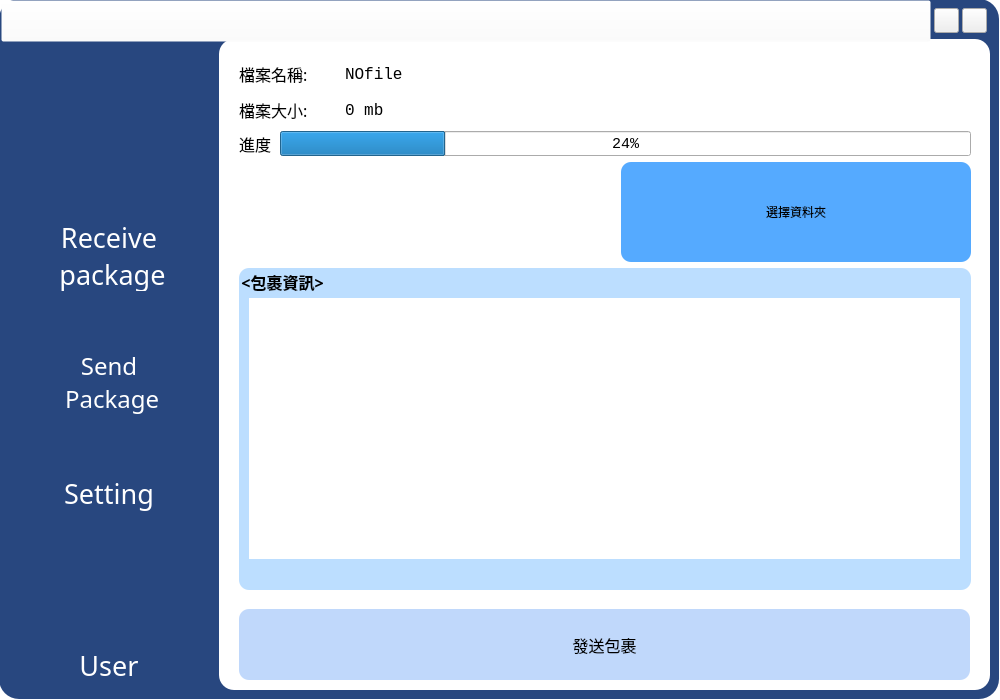
hmes98318/Logistics-Station, file src/gui/MainWindow.ui: the form before one commit.
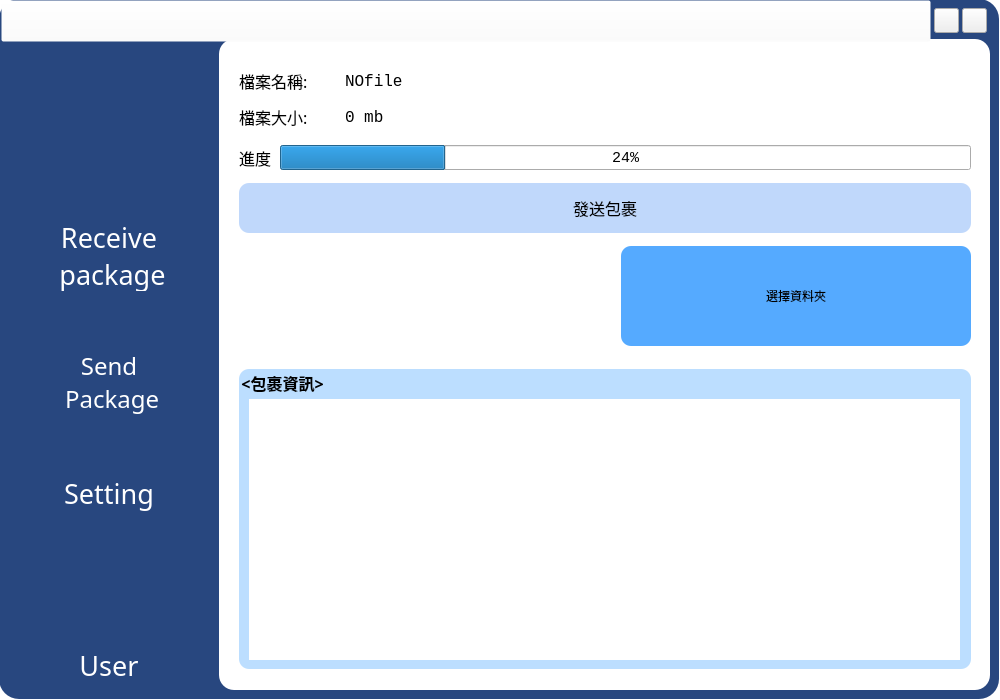
The form after the commit. The open tabs and pages were chosen to show the change. Icons and pictures are not drawn.

The edit to the form file:
```diff
--- a/src/gui/MainWindow.ui
+++ b/src/gui/MainWindow.ui
@@ -561,38 +561,13 @@
      </widget>
     </widget>
     <widget class="QWidget" name="Server">
-     <widget class="QPushButton" name="button_Startlistening">
-      <property name="geometry">
-       <rect>
-        <x>20</x>
-        <y>570</y>
-        <width>731</width>
-        <height>71</height>
-       </rect>
-      </property>
-      <property name="font">
-       <font>
-        <family>標楷體</family>
-        <pointsize>12</pointsize>
-        <weight>50</weight>
-        <bold>false</bold>
-       </font>
-      </property>
-      <property name="styleSheet">
-       <string notr="true">background-color: rgb(192, 216, 251);
-border-radius: 10px;</string>
-      </property>
-      <property name="text">
-       <string>發送包裹</string>
-      </property>
-     </widget>
      <widget class="QWidget" name="verticalLayoutWidget_4">
       <property name="geometry">
        <rect>
         <x>20</x>
         <y>20</y>
         <width>732</width>
-        <height>531</height>
+        <height>621</height>
        </rect>
       </property>
       <layout class="QVBoxLayout" name="Layout_SelectFile">
@@ -761,6 +736,31 @@
          </item>
         </layout>
        </item>
+       <item>
+        <widget class="QPushButton" name="button_Startlistening">
+         <property name="maximumSize">
+          <size>
+           <width>16777215</width>
+           <height>50</height>
+          </size>
+         </property>
+         <property name="font">
+          <font>
+           <family>標楷體</family>
+           <pointsize>12</pointsize>
+           <weight>50</weight>
+           <bold>false</bold>
+          </font>
+         </property>
+         <property name="styleSheet">
+          <string notr="true">background-color: rgb(192, 216, 251);
+border-radius: 10px;</string>
+         </property>
+         <property name="text">
+          <string>發送包裹</string>
+         </property>
+        </widget>
+       </item>
        <item>
         <layout class="QHBoxLayout" name="horizontalLayout_4">
          <property name="spacing">
@@ -830,6 +830,19 @@
          </item>
         </layout>
        </item>
+       <item>
+        <spacer name="horizontalSpacer_4">
+         <property name="orientation">
+          <enum>Qt::Horizontal</enum>
+         </property>
+         <property name="sizeHint" stdset="0">
+          <size>
+           <width>40</width>
+           <height>10</height>
+          </size>
+         </property>
+        </spacer>
+       </item>
        <item>
         <widget class="QGroupBox" name="GroupBox_SendboxKey">
          <property name="minimumSize">
@@ -838,6 +851,12 @@
            <height>300</height>
           </size>
          </property>
+         <property name="maximumSize">
+          <size>
+           <width>16777215</width>
+           <height>300</height>
+          </size>
+         </property>
          <property name="font">
           <font>
            <family>微軟正黑體</family>
```
Left out of the diff: 32 changed lines with no effect on the pictures.
